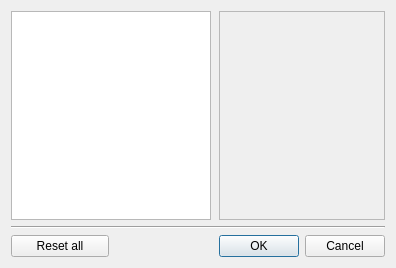
Before: the Qt Designer form Srt.QT/tt3-gui/PreferencesDialog.ui in akapustiatyahoocouk/TimeTracker3, drawn with Qt 5.
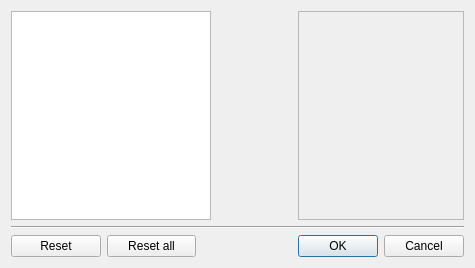
After: the same form once the commit is applied. Icons and pictures are not drawn.

```diff
--- a/Srt.QT/tt3-gui/PreferencesDialog.ui
+++ b/Srt.QT/tt3-gui/PreferencesDialog.ui
@@ -6,7 +6,7 @@
    <rect>
     <x>0</x>
     <y>0</y>
-    <width>396</width>
+    <width>475</width>
     <height>268</height>
    </rect>
   </property>
@@ -18,7 +18,25 @@
     <normaloff>:/tt3-gui/Resources/Images/Actions/PreferencesLarge.png</normaloff>:/tt3-gui/Resources/Images/Actions/PreferencesLarge.png</iconset>
   </property>
   <layout class="QGridLayout" name="gridLayout">
-   <item row="0" column="0" colspan="2">
+   <item row="2" column="0">
+    <widget class="QPushButton" name="resetPushButton">
+     <property name="text">
+      <string>Reset</string>
+     </property>
+     <property name="icon">
+      <iconset resource="tt3-gui.qrc">
+       <normaloff>:/tt3-gui/Resources/Images/Actions/ResetSmall.png</normaloff>:/tt3-gui/Resources/Images/Actions/ResetSmall.png</iconset>
+     </property>
+    </widget>
+   </item>
+   <item row="1" column="0" colspan="4">
+    <widget class="Line" name="line">
+     <property name="orientation">
+      <enum>Qt::Orientation::Horizontal</enum>
+     </property>
+    </widget>
+   </item>
+   <item row="0" column="0" colspan="3">
     <widget class="QTreeWidget" name="preferencesTreeWidget">
      <property name="sizePolicy">
       <sizepolicy hsizetype="Fixed" vsizetype="Preferred">
@@ -54,7 +72,7 @@
      </column>
     </widget>
    </item>
-   <item row="2" column="2">
+   <item row="2" column="3">
     <widget class="QDialogButtonBox" name="buttonBox">
      <property name="orientation">
       <enum>Qt::Orientation::Horizontal</enum>
@@ -64,14 +82,7 @@
      </property>
     </widget>
    </item>
-   <item row="1" column="0" colspan="3">
-    <widget class="Line" name="line">
-     <property name="orientation">
-      <enum>Qt::Orientation::Horizontal</enum>
-     </property>
-    </widget>
-   </item>
-   <item row="2" column="1">
+   <item row="2" column="2">
     <spacer name="horizontalSpacer">
      <property name="orientation">
       <enum>Qt::Orientation::Horizontal</enum>
@@ -84,7 +95,7 @@
      </property>
     </spacer>
    </item>
-   <item row="0" column="2">
+   <item row="0" column="3">
     <widget class="QFrame" name="editorsFrame">
      <property name="frameShape">
       <enum>QFrame::Shape::StyledPanel</enum>
@@ -94,8 +105,8 @@
      </property>
     </widget>
    </item>
-   <item row="2" column="0">
-    <widget class="QPushButton" name="resetPushButton">
+   <item row="2" column="1">
+    <widget class="QPushButton" name="resetAllPushButton">
      <property name="text">
       <string>Reset all</string>
      </property>
```
Left out of the diff: 21 changed lines with no effect on the pictures.
